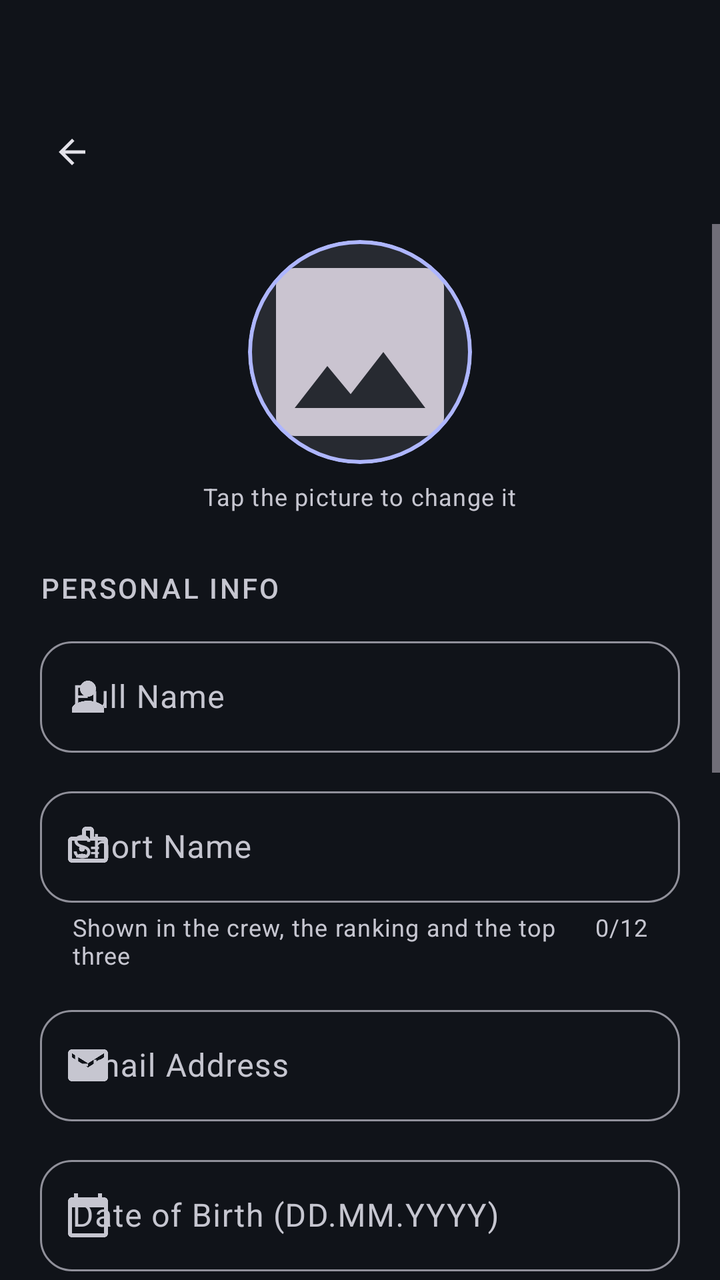
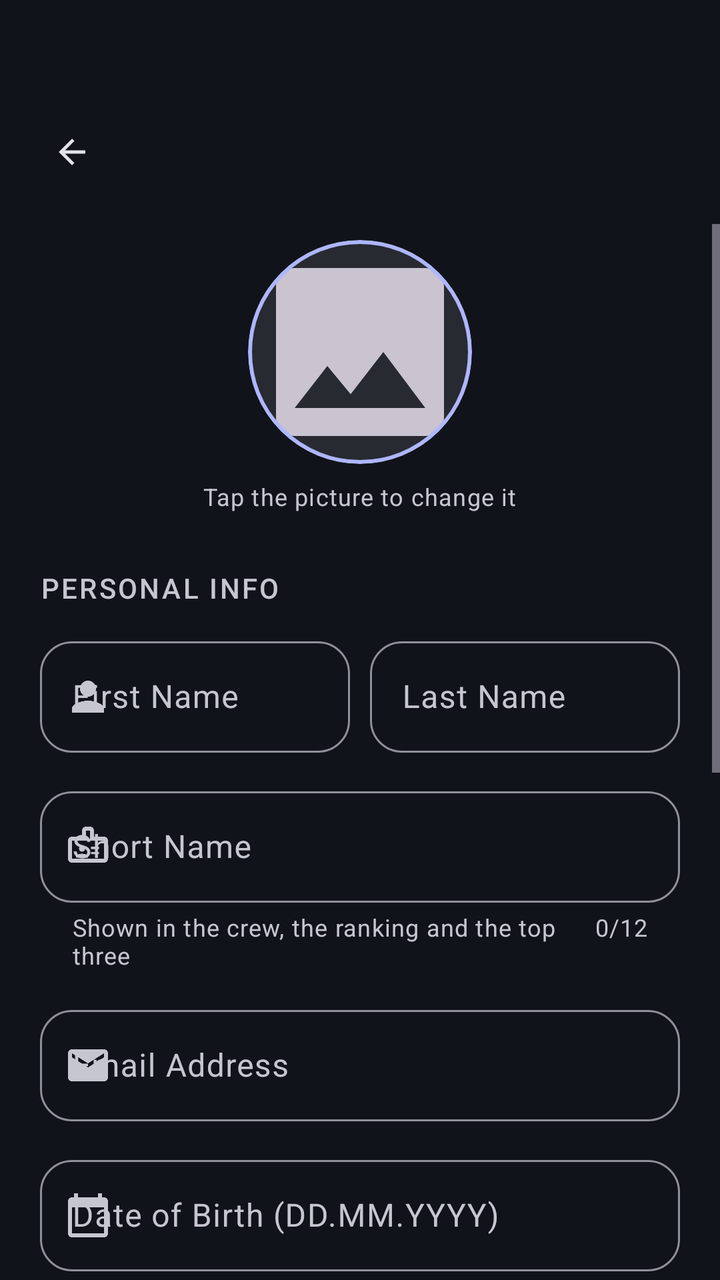

An Android layout rendered at two revisions. The XML below is the earlier revision; the diff shows what the commit changed to produce the second picture.
<!-- AndroidManifest.xml: application theme Theme.MobileSE -->
<!-- res/layout/screen_profile.xml -->
<?xml version="1.0" encoding="utf-8"?>
<androidx.constraintlayout.widget.ConstraintLayout xmlns:android="http://schemas.android.com/apk/res/android"
    xmlns:app="http://schemas.android.com/apk/res-auto"
    android:layout_width="match_parent"
    android:layout_height="match_parent"
    android:background="?attr/colorSurface">

    <include
        android:id="@+id/topBar"
        layout="@layout/part_top_bar"
        app:layout_constraintTop_toTopOf="parent" />

    <ScrollView
        android:layout_width="match_parent"
        android:layout_height="0dp"
        android:fillViewport="true"
        android:clipToPadding="false"
        app:layout_constraintTop_toBottomOf="@id/topBar"
        app:layout_constraintBottom_toBottomOf="parent">

        <androidx.constraintlayout.widget.ConstraintLayout
            android:layout_width="match_parent"
            android:layout_height="wrap_content">

        <LinearLayout
            style="@style/ContentColumn"
            android:paddingBottom="32dp">

            
            <com.google.android.material.card.MaterialCardView
                android:layout_width="@dimen/profile_photo_size"
                android:layout_height="@dimen/profile_photo_size"
                android:layout_gravity="center_horizontal"
                android:layout_marginTop="8dp"
                android:layout_marginBottom="8dp"
                app:cardCornerRadius="@dimen/profile_photo_radius"
                app:cardElevation="0dp"
                app:strokeColor="?attr/colorPrimary"
                app:strokeWidth="2dp"
                app:cardBackgroundColor="?attr/colorSurfaceContainerHigh">

                <ImageView
                    android:id="@+id/ivProfilePicture"
                    android:layout_width="match_parent"
                    android:layout_height="match_parent"
                    android:contentDescription="@string/profile_desc"
                    android:scaleType="centerCrop"
                    android:src="@drawable/ic_image" />
            </com.google.android.material.card.MaterialCardView>

            <TextView
                android:layout_width="wrap_content"
                android:layout_height="wrap_content"
                android:layout_gravity="center_horizontal"
                android:layout_marginBottom="28dp"
                android:text="@string/tap_to_change_photo"
                android:textAppearance="?attr/textAppearanceBodySmall"
                android:textColor="?attr/colorOnSurfaceVariant" />

            <TextView
                style="@style/TextAppearance.CrewFit.SectionLabel"
                android:layout_width="wrap_content"
                android:layout_height="wrap_content"
                android:layout_marginBottom="12dp"
                android:text="@string/personal_info" />

            <com.google.android.material.textfield.TextInputLayout
                style="@style/Widget.CrewFit.TextField"
                android:layout_width="match_parent"
                android:layout_height="wrap_content"
                android:hint="@string/full_name_hint"
                app:startIconDrawable="@drawable/ic_person">

                <com.google.android.material.textfield.TextInputEditText
                    android:id="@+id/etName"
                    android:layout_width="match_parent"
                    android:layout_height="wrap_content"
                    android:inputType="textPersonName" />
            </com.google.android.material.textfield.TextInputLayout>

            <com.google.android.material.textfield.TextInputLayout
                style="@style/Widget.CrewFit.TextField"
                android:layout_width="match_parent"
                android:layout_height="wrap_content"
                android:layout_marginTop="14dp"
                android:hint="@string/display_name_hint"
                app:counterEnabled="true"
                app:counterMaxLength="@integer/display_name_max_length"
                app:helperTextEnabled="true"
                app:helperText="@string/display_name_helper"
                app:startIconDrawable="@drawable/ic_badge">

                <com.google.android.material.textfield.TextInputEditText
                    android:id="@+id/etDisplayName"
                    android:layout_width="match_parent"
                    android:layout_height="wrap_content"
                    android:inputType="textPersonName"
                    android:maxLength="@integer/display_name_max_length" />
            </com.google.android.material.textfield.TextInputLayout>

            <com.google.android.material.textfield.TextInputLayout
                style="@style/Widget.CrewFit.TextField"
                android:layout_width="match_parent"
                android:layout_height="wrap_content"
                android:layout_marginTop="14dp"
                android:hint="@string/email_hint"
                app:startIconDrawable="@drawable/ic_mail">

                <com.google.android.material.textfield.TextInputEditText
                    android:id="@+id/etEmail"
                    android:layout_width="match_parent"
                    android:layout_height="wrap_content"
                    android:enabled="false"
                    android:inputType="textEmailAddress" />
            </com.google.android.material.textfield.TextInputLayout>

            
            <com.google.android.material.textfield.TextInputLayout
                style="@style/Widget.CrewFit.TextField"
                android:layout_width="match_parent"
                android:layout_height="wrap_content"
                android:layout_marginTop="14dp"
                android:hint="@string/birth_date_hint"
                app:startIconDrawable="@drawable/ic_calendar">

                <com.google.android.material.textfield.TextInputEditText
                    android:id="@+id/etBirthDate"
                    android:layout_width="match_parent"
                    android:layout_height="wrap_content"
                    android:clickable="true"
                    android:cursorVisible="false"
                    android:focusable="true"
                    android:focusableInTouchMode="false"
                    android:inputType="none" />
            </com.google.android.material.textfield.TextInputLayout>

            
            <LinearLayout
                android:layout_width="match_parent"
                android:layout_height="wrap_content"
                android:layout_marginTop="28dp"
                android:baselineAligned="false"
                android:orientation="horizontal"
                android:gravity="center_vertical">

                <TextView
                    style="@style/TextAppearance.CrewFit.SectionLabel"
                    android:layout_width="0dp"
                    android:layout_height="wrap_content"
                    android:layout_weight="1"
                    android:text="@string/medals_label" />

                <TextView
                    android:id="@+id/tvMedalsProgress"
                    android:layout_width="wrap_content"
                    android:layout_height="wrap_content"
                    android:textAppearance="?attr/textAppearanceLabelSmall"
                    android:textColor="?attr/colorOnSurfaceVariant" />
            </LinearLayout>

            <GridLayout
                android:id="@+id/glMedals"
                android:layout_width="match_parent"
                android:layout_height="wrap_content"
                android:layout_marginTop="10dp"
                android:columnCount="@integer/medal_columns" />

            <TextView
                style="@style/TextAppearance.CrewFit.SectionLabel"
                android:layout_width="wrap_content"
                android:layout_height="wrap_content"
                android:layout_marginTop="28dp"
                android:layout_marginBottom="12dp"
                android:text="@string/body_metrics" />

            <LinearLayout
                android:layout_width="match_parent"
                android:layout_height="wrap_content"
                android:baselineAligned="false"
                android:orientation="horizontal">

                
                <com.google.android.material.textfield.TextInputLayout
                    style="@style/Widget.CrewFit.TextField"
                    android:layout_width="0dp"
                    android:layout_height="wrap_content"
                    android:layout_marginEnd="7dp"
                    android:layout_weight="1"
                    android:hint="@string/age_calculated_hint">

                    <com.google.android.material.textfield.TextInputEditText
                        android:id="@+id/etAge"
                        android:layout_width="match_parent"
                        android:layout_height="wrap_content"
                        android:clickable="false"
                        android:cursorVisible="false"
                        android:focusable="false"
                        android:textColor="?attr/colorOnSurfaceVariant"
                        android:inputType="none" />
                </com.google.android.material.textfield.TextInputLayout>

                <com.google.android.material.textfield.TextInputLayout
                    style="@style/Widget.CrewFit.TextField"
                    android:layout_width="0dp"
                    android:layout_height="wrap_content"
                    android:layout_marginStart="7dp"
                    android:layout_weight="1"
                    android:hint="@string/height_hint"
                    app:startIconDrawable="@drawable/ic_straighten">

                    <com.google.android.material.textfield.TextInputEditText
                        android:id="@+id/etHeight"
                        android:layout_width="match_parent"
                        android:layout_height="wrap_content"
                        android:inputType="number" />
                </com.google.android.material.textfield.TextInputLayout>
            </LinearLayout>

            <com.google.android.material.textfield.TextInputLayout
                style="@style/Widget.CrewFit.TextField"
                android:layout_width="match_parent"
                android:layout_height="wrap_content"
                android:layout_marginTop="14dp"
                android:hint="@string/weight_hint"
                app:startIconDrawable="@drawable/ic_scale">

                <com.google.android.material.textfield.TextInputEditText
                    android:id="@+id/etWeight"
                    android:layout_width="match_parent"
                    android:layout_height="wrap_content"
                    android:inputType="numberDecimal" />
            </com.google.android.material.textfield.TextInputLayout>

            <com.google.android.material.button.MaterialButton
                android:id="@+id/btnSaveProfile"
                style="@style/Widget.CrewFit.Button"
                android:layout_width="match_parent"
                android:layout_height="wrap_content"
                android:layout_marginTop="32dp"
                android:text="@string/save_profile" />

            <com.google.android.material.button.MaterialButton
                android:id="@+id/btnLogout"
                style="@style/Widget.CrewFit.Button.Outlined"
                android:layout_width="match_parent"
                android:layout_height="wrap_content"
                android:layout_marginTop="12dp"
                android:text="@string/logout_btn"
                app:icon="@drawable/ic_logout"
                app:iconGravity="textStart" />

            <com.google.android.material.button.MaterialButton
                android:id="@+id/btnDeleteProfile"
                style="@style/Widget.CrewFit.Button.Text"
                android:layout_width="match_parent"
                android:layout_height="wrap_content"
                android:layout_marginTop="4dp"
                android:text="@string/delete_profile_btn"
                android:textColor="?attr/colorError" />

        </LinearLayout>
        </androidx.constraintlayout.widget.ConstraintLayout>
    </ScrollView>

</androidx.constraintlayout.widget.ConstraintLayout>
<!-- res/layout/part_top_bar.xml (included above) -->
<?xml version="1.0" encoding="utf-8"?>
<androidx.constraintlayout.widget.ConstraintLayout xmlns:android="http://schemas.android.com/apk/res/android"
    xmlns:app="http://schemas.android.com/apk/res-auto"
    android:layout_width="match_parent"
    android:layout_height="wrap_content"
    android:paddingTop="@dimen/top_bar_padding_top"
    android:paddingBottom="12dp">

    <com.google.android.material.button.MaterialButton
        android:id="@+id/btnTopBarBack"
        style="@style/Widget.Material3.Button.IconButton"
        android:layout_width="48dp"
        android:layout_height="48dp"
        android:layout_marginStart="12dp"
        android:contentDescription="@string/back_desc"
        app:icon="@drawable/ic_arrow_back"
        app:iconTint="?attr/colorOnSurface"
        app:layout_constraintStart_toStartOf="parent"
        app:layout_constraintTop_toTopOf="parent" />

    <TextView
        android:id="@+id/tvTopBarTitle"
        android:layout_width="0dp"
        android:layout_height="wrap_content"
        android:layout_marginStart="8dp"
        android:layout_marginEnd="@dimen/screen_padding_horizontal"
        android:maxLines="1"
        android:ellipsize="end"
        android:textAppearance="?attr/textAppearanceHeadlineSmall"
        android:textColor="?attr/colorOnSurface"
        app:layout_constraintBottom_toBottomOf="@id/btnTopBarBack"
        app:layout_constraintEnd_toEndOf="parent"
        app:layout_constraintStart_toEndOf="@id/btnTopBarBack"
        app:layout_constraintTop_toTopOf="@id/btnTopBarBack" />
</androidx.constraintlayout.widget.ConstraintLayout>
<!-- resources referenced by this layout -->
<resources>
  <dimen name="profile_photo_radius">56dp</dimen>
  <dimen name="profile_photo_size">112dp</dimen>
  <dimen name="screen_padding_horizontal">20dp</dimen>
  <dimen name="top_bar_padding_top">52dp</dimen>
  <integer name="display_name_max_length">12</integer>
  <integer name="medal_columns">4</integer>
  <string name="age_calculated_hint">Age (from date of birth)</string>
  <string name="back_desc">Back</string>
  <string name="birth_date_hint">Date of Birth (DD.MM.YYYY)</string>
  <string name="body_metrics">Body Metrics</string>
  <string name="delete_profile_btn">Delete profile &amp; all data</string>
  <string name="display_name_helper">Shown in the crew, the ranking and the top three</string>
  <string name="display_name_hint">Short Name</string>
  <string name="email_hint">Email Address</string>
  <string name="full_name_hint">Full Name</string>
  <string name="height_hint">Height (cm)</string>
  <string name="logout_btn">Logout</string>
  <string name="medals_label">MEDALS</string>
  <string name="personal_info">Personal Info</string>
  <string name="profile_desc">Profile</string>
  <string name="save_profile">Save Profile</string>
  <string name="tap_to_change_photo">Tap the picture to change it</string>
  <string name="weight_hint">Weight (kg)</string>
  <style name="Widget.CrewFit.Button.Outlined" parent="Widget.Material3.Button.OutlinedButton">
          <item name="android:minHeight">56dp</item>
          <item name="cornerRadius">16dp</item>
      </style>
  <style name="Widget.CrewFit.Button.Text" parent="Widget.Material3.Button.TextButton" />
  <style name="Theme.MobileSE" parent="Base.Theme.MobileSE" />
  <dimen name="content_max_width">2000dp</dimen>
  <color name="md_on_surface_variant">#C6C6D0</color>
  <color name="md_primary">#AEB6FF</color>
  <color name="md_on_primary">#1B1B5C</color>
  <color name="md_primary_container">#3A3F9E</color>
  <color name="md_on_primary_container">#E0E3FF</color>
  <color name="md_secondary">#6FE7B7</color>
  <color name="md_on_secondary">#00382A</color>
  <color name="md_secondary_container">#00513E</color>
  <color name="md_on_secondary_container">#8CFFD1</color>
  <color name="md_tertiary">#FFB77C</color>
  <color name="md_on_tertiary">#4A2800</color>
  <color name="md_tertiary_container">#6A3B00</color>
  <color name="md_on_tertiary_container">#FFDCC2</color>
  <color name="md_error">#FFB4AB</color>
  <color name="md_on_error">#690005</color>
  <color name="md_error_container">#93000A</color>
  <color name="md_on_error_container">#FFDAD6</color>
  <color name="md_surface">#101319</color>
  <color name="md_on_surface">#E3E2E9</color>
  <color name="md_surface_variant">#45464F</color>
  <color name="md_surface_container_lowest">#0B0E13</color>
  <color name="md_surface_container_low">#181B21</color>
  <color name="md_surface_container">#1C1F26</color>
  <color name="md_surface_container_high">#272A31</color>
  <color name="md_surface_container_highest">#32353C</color>
  <color name="md_outline">#90909A</color>
  <color name="md_outline_variant">#45464F</color>
  <color name="md_inverse_surface">#E3E2E9</color>
  <color name="md_inverse_on_surface">#2E3036</color>
  <style name="ShapeAppearance.CrewFit.Small" parent="ShapeAppearance.Material3.Corner.Small">
          <item name="cornerSize">12dp</item>
      </style>
  <style name="ShapeAppearance.CrewFit.Medium" parent="ShapeAppearance.Material3.Corner.Medium">
          <item name="cornerSize">20dp</item>
      </style>
  <style name="ShapeAppearance.CrewFit.Large" parent="ShapeAppearance.Material3.Corner.Large">
          <item name="cornerSize">28dp</item>
      </style>
  <style name="Widget.CrewFit.BottomNav.Indicator" parent="Widget.Material3.BottomNavigationView.ActiveIndicator">
          <item name="android:color">@android:color/transparent</item>
      </style>
  <!-- unchanged entries left out for length: 21 -->
</resources>

<!-- the commit's change to res/layout/screen_profile.xml (unified diff, before → after) -->
@@ -64,19 +64,43 @@
                 android:layout_marginBottom="12dp"
                 android:text="@string/personal_info" />
 
-            <com.google.android.material.textfield.TextInputLayout
-                style="@style/Widget.CrewFit.TextField"
-                android:layout_width="match_parent"
-                android:layout_height="wrap_content"
-                android:hint="@string/full_name_hint"
-                app:startIconDrawable="@drawable/ic_person">
-
-                <com.google.android.material.textfield.TextInputEditText
-                    android:id="@+id/etName"
-                    android:layout_width="match_parent"
-                    android:layout_height="wrap_content"
-                    android:inputType="textPersonName" />
-            </com.google.android.material.textfield.TextInputLayout>
+            
+            <LinearLayout
+                android:layout_width="match_parent"
+                android:layout_height="wrap_content"
+                android:baselineAligned="false"
+                android:orientation="horizontal">
+
+                <com.google.android.material.textfield.TextInputLayout
+                    style="@style/Widget.CrewFit.TextField"
+                    android:layout_width="0dp"
+                    android:layout_height="wrap_content"
+                    android:layout_weight="1"
+                    android:hint="@string/first_name_hint"
+                    app:startIconDrawable="@drawable/ic_person">
+
+                    <com.google.android.material.textfield.TextInputEditText
+                        android:id="@+id/etFirstName"
+                        android:layout_width="match_parent"
+                        android:layout_height="wrap_content"
+                        android:inputType="textPersonName" />
+                </com.google.android.material.textfield.TextInputLayout>
+
+                <com.google.android.material.textfield.TextInputLayout
+                    style="@style/Widget.CrewFit.TextField"
+                    android:layout_width="0dp"
+                    android:layout_height="wrap_content"
+                    android:layout_weight="1"
+                    android:layout_marginStart="10dp"
+                    android:hint="@string/last_name_hint">
+
+                    <com.google.android.material.textfield.TextInputEditText
+                        android:id="@+id/etLastName"
+                        android:layout_width="match_parent"
+                        android:layout_height="wrap_content"
+                        android:inputType="textPersonName" />
+                </com.google.android.material.textfield.TextInputLayout>
+            </LinearLayout>
 
             <com.google.android.material.textfield.TextInputLayout
                 style="@style/Widget.CrewFit.TextField"
<!-- resource entries referenced after the edit -->
@@ -14,8 +14,9 @@
   <string name="display_name_helper">Shown in the crew, the ranking and the top three</string>
   <string name="display_name_hint">Short Name</string>
   <string name="email_hint">Email Address</string>
-  <string name="full_name_hint">Full Name</string>
+  <string name="first_name_hint">First Name</string>
   <string name="height_hint">Height (cm)</string>
+  <string name="last_name_hint">Last Name</string>
   <string name="logout_btn">Logout</string>
   <string name="medals_label">MEDALS</string>
   <string name="personal_info">Personal Info</string>
